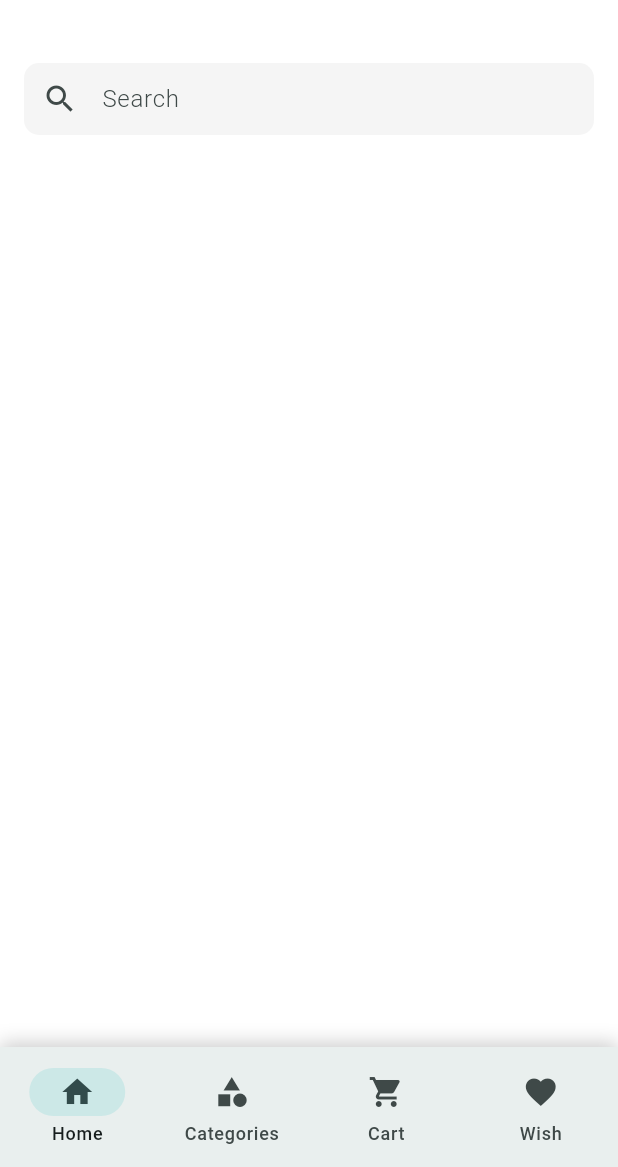
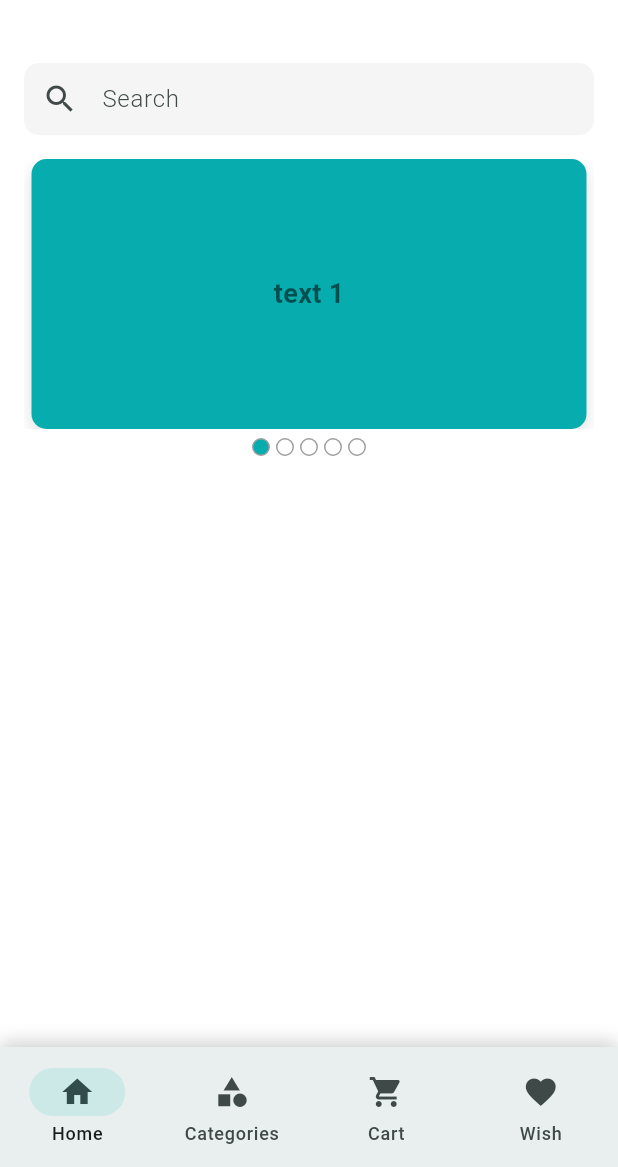
Before and after one commit to OnoPUNPUN/e_commerce, a Flutter app: the screen it shows after launch, after a tap on "Login", on a phone screen of 412 x 824 dp, the part 69-1236 px from its top. Run offline on Flutter 3.47's test engine with Material 3 defaults, Android fonts, the phone set to English and light mode, and no system bars; drawn by our look-alikes of carousel_slider; our stand-ins replace email_validator, firebase_analytics, firebase_core, firebase_crashlytics, flutter_svg, get and 2 more; accounts and stored records are empty.

Commit message:
Added home_banner_slider

```diff
--- a/lib/features/auth/presentation/screens/home_screen.dart
+++ b/lib/features/auth/presentation/screens/home_screen.dart
@@ -1,4 +1,6 @@
+import 'package:e_commerce/app/asset_paths.dart';
 import 'package:e_commerce/features/auth/presentation/widgets/app_bar_icon.dart';
+import 'package:e_commerce/features/auth/presentation/widgets/home_banner_slider.dart';
 import 'package:flutter/material.dart';
 import 'package:flutter_svg/svg.dart';
 
@@ -17,7 +19,7 @@ class _HomeScreenState extends State<HomeScreen> {
         backgroundColor: Colors.white,
         title: Padding(
           padding: const EdgeInsets.only(left: 8.0),
-          child: SvgPicture.asset("assets/images/logo_nav.svg"),
+          child: SvgPicture.asset(AssetPaths.logoNavSvg),
         ),
         actions: [
           AppBarIcon(iconData: Icons.person_outline, onPressed: () {}),
@@ -31,13 +33,18 @@ class _HomeScreenState extends State<HomeScreen> {
       body: Padding(
         padding: const EdgeInsets.all(16),
         child: Column(
-          children: [const SizedBox(height: 16), _buildTextField()],
+          children: [
+            const SizedBox(height: 16),
+            _buildSearchBar(),
+            const SizedBox(height: 16),
+            HomeBannerSlider(),
+          ],
         ),
       ),
     );
   }
 
-  Widget _buildTextField() {
+  Widget _buildSearchBar() {
     return TextField(
       textInputAction: TextInputAction.search,
       onSubmitted: (String? text) {},
--- /dev/null
+++ b/lib/features/auth/presentation/widgets/home_banner_slider.dart
@@ -0,0 +1,92 @@
+import 'package:carousel_slider/carousel_slider.dart';
+import 'package:e_commerce/app/app_colors.dart';
+import 'package:flutter/material.dart';
+
+class HomeBannerSlider extends StatefulWidget {
+  const HomeBannerSlider({super.key});
+
+  @override
+  State<HomeBannerSlider> createState() => _HomeBannerSliderState();
+}
+
+class _HomeBannerSliderState extends State<HomeBannerSlider> {
+  final ValueNotifier<int> _currentIndex = ValueNotifier(0);
+
+  @override
+  Widget build(BuildContext context) {
+    return Column(
+      spacing: 4,
+      children: [
+        CarouselSlider(
+          options: CarouselOptions(
+            autoPlay: true,
+            autoPlayInterval: Duration(seconds: 4),
+            height: 180.0,
+            viewportFraction: 1,
+            enlargeCenterPage: true,
+            autoPlayCurve: Curves.easeInOut,
+            autoPlayAnimationDuration: Duration(milliseconds: 900),
+            scrollPhysics: BouncingScrollPhysics(),
+            onPageChanged: (int index, CarouselPageChangedReason reason) {
+              _currentIndex.value = index;
+            },
+          ),
+          items: [1, 2, 3, 4, 5].map((i) {
+            return Builder(
+              builder: (BuildContext context) {
+                return AnimatedContainer(
+                  duration: Duration(milliseconds: 700),
+                  width: MediaQuery.of(context).size.width,
+                  margin: EdgeInsets.symmetric(horizontal: 5.0),
+                  decoration: BoxDecoration(
+                    color: AppColors.themeColor,
+                    borderRadius: BorderRadius.circular(10.0),
+                    boxShadow: [
+                      BoxShadow(
+                        color: Colors.black12,
+                        blurRadius: 8,
+                        offset: Offset(0, 4),
+                      ),
+                    ],
+                  ),
+                  alignment: Alignment.center,
+                  child: Text(
+                    'text $i',
+                    style: TextStyle(
+                      fontSize: 18.0,
+                      fontWeight: FontWeight.bold,
+                    ),
+                  ),
+                );
+              },
+            );
+          }).toList(),
+        ),
+
+        ValueListenableBuilder(
+          valueListenable: _currentIndex,
+          builder: (context, value, child) {
+            return Row(
+              mainAxisAlignment: MainAxisAlignment.center,
+              children: [
+                for (int i = 0; i < 5; i++)
+                  Container(
+                    width: 12,
+                    height: 12,
+                    margin: const EdgeInsets.all(2),
+                    decoration: BoxDecoration(
+                      borderRadius: BorderRadius.circular(12),
+                      color: _currentIndex.value == i
+                          ? AppColors.themeColor
+                          : null,
+                      border: Border.all(color: Colors.grey),
+                    ),
+                  ),
+              ],
+            );
+          },
+        ),
+      ],
+    );
+  }
+}
--- a/pubspec.yaml
+++ b/pubspec.yaml
@@ -24,6 +24,7 @@ dependencies:
   package_info_plus: ^8.3.1
   email_validator: ^3.0.0
   pin_code_fields: ^8.0.1
+  carousel_slider: ^5.1.1
 
 dev_dependencies:
   flutter_test:
```
Also changed, not shown: pubspec.lock.
